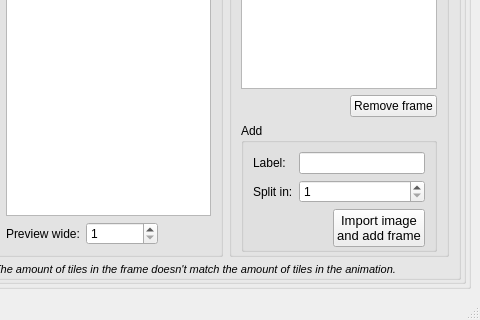
kaisermg5/jaae, file resources/main_window.ui: the form before one commit; both pictures show x 337 to 817 and y 321 to 641 of the 817 by 641 pixel window.
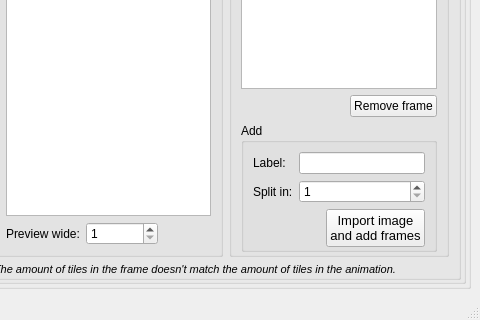
The form after the commit.

The edit to the form file:
```diff
--- a/resources/main_window.ui
+++ b/resources/main_window.ui
@@ -313,7 +313,7 @@
                        </property>
                        <property name="text">
                         <string>Import image
-and add frame</string>
+and add frames</string>
                        </property>
                       </widget>
                      </item>
```
Left out of the diff: 162 changed lines with no effect on the pictures.
